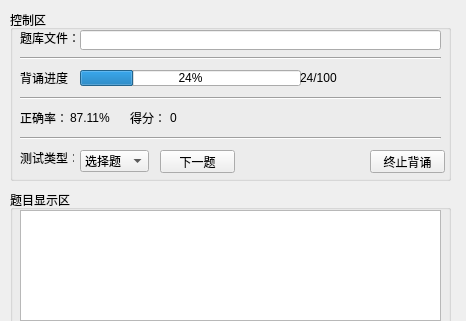
Qt form forms_ui/testprocesswindow.ui (Chshy/WordsMemorizing) before a commit; both pictures show x 0 to 466 and y 0 to 321 of the 466 by 622 pixel window.
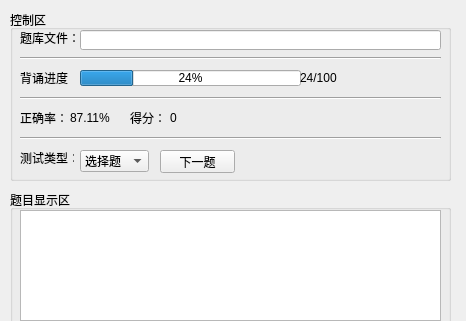
The same form after that commit.

The edit to the form file:
```diff
--- a/forms_ui/testprocesswindow.ui
+++ b/forms_ui/testprocesswindow.ui
@@ -276,19 +276,6 @@
       <string>87.11%</string>
      </property>
     </widget>
-    <widget class="QPushButton" name="pushButton_2">
-     <property name="geometry">
-      <rect>
-       <x>360</x>
-       <y>140</y>
-       <width>75</width>
-       <height>23</height>
-      </rect>
-     </property>
-     <property name="text">
-      <string>终止背诵</string>
-     </property>
-    </widget>
     <widget class="QLineEdit" name="LibDisplayLineEdit">
      <property name="geometry">
       <rect>
```
